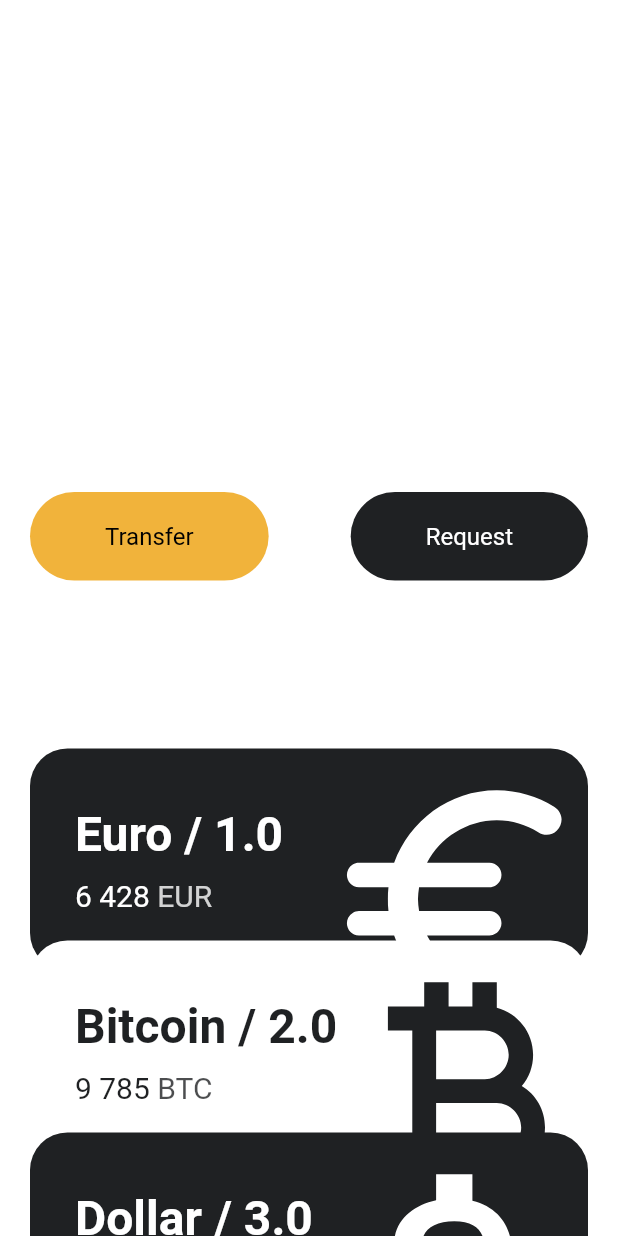
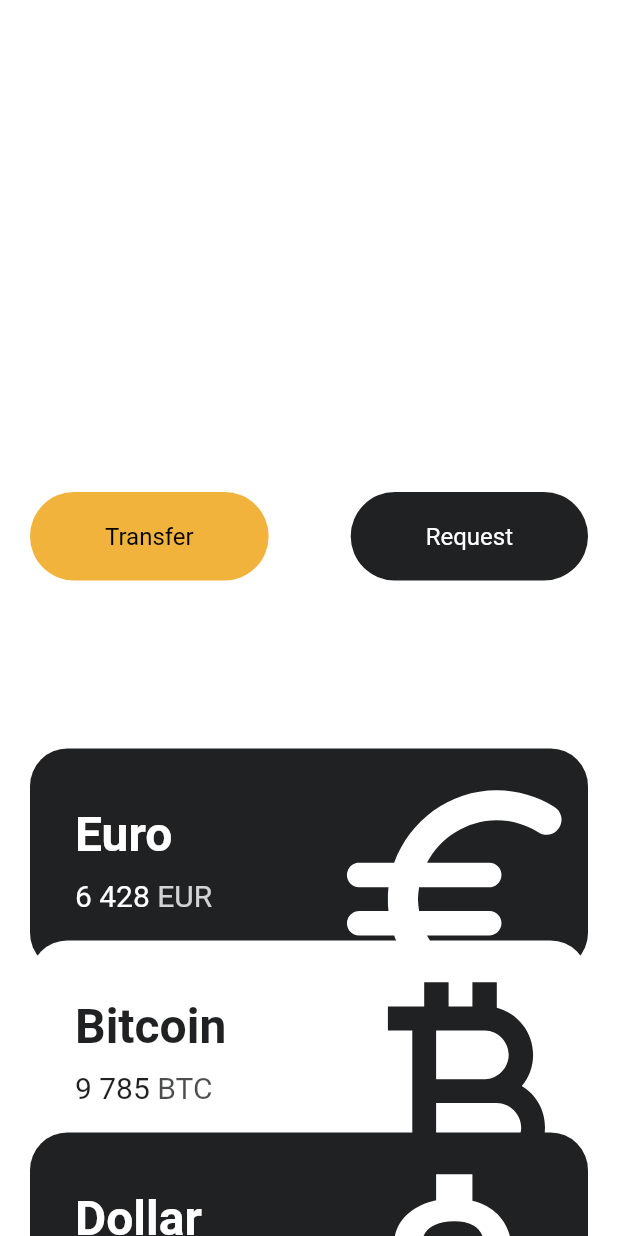
Before and after one commit to INnoVatioN-97/flutter_toonflix, a Flutter app: the screen it shows after launch, on a phone screen of 412 x 824 dp. Run offline on Flutter 3.47's test engine with Material 2 defaults, Android fonts, the phone set to English and light mode, and no system bars.

Commit message:
디버깅용 코드 삭제

```diff
--- a/lib/widgets/currency_cart.dart
+++ b/lib/widgets/currency_cart.dart
@@ -35,7 +35,7 @@ class CurrencyCart extends StatelessWidget {
                 crossAxisAlignment: CrossAxisAlignment.start,
                 children: [
                   Text(
-                    "$name / $order",
+                    name,
                     style: TextStyle(
                         color: isInverted ? _blackColor : Colors.white,
                         fontSize: 32,
```
